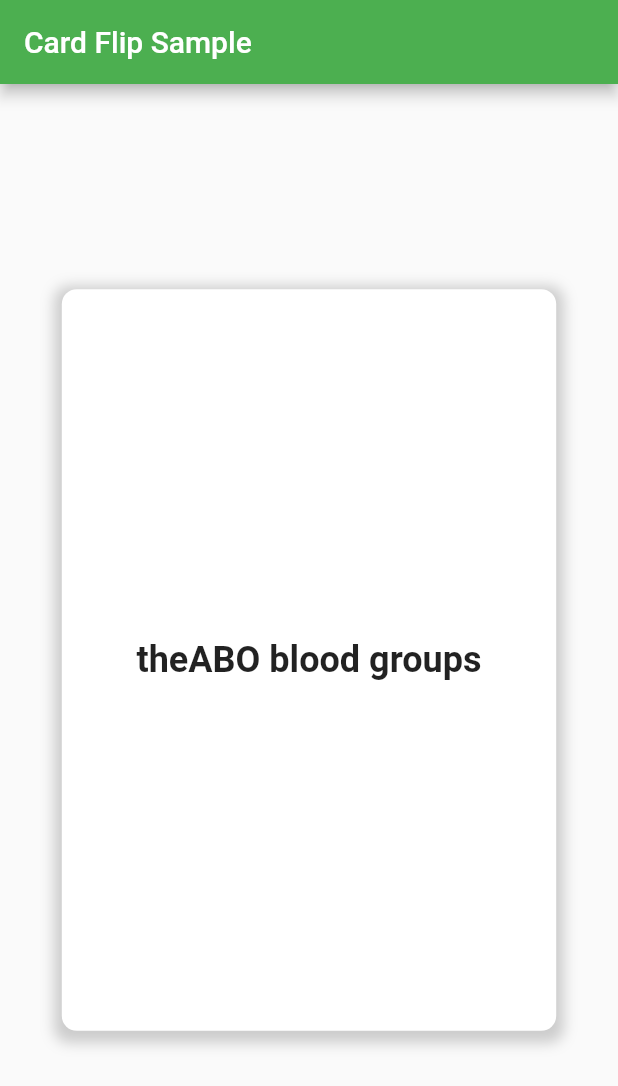
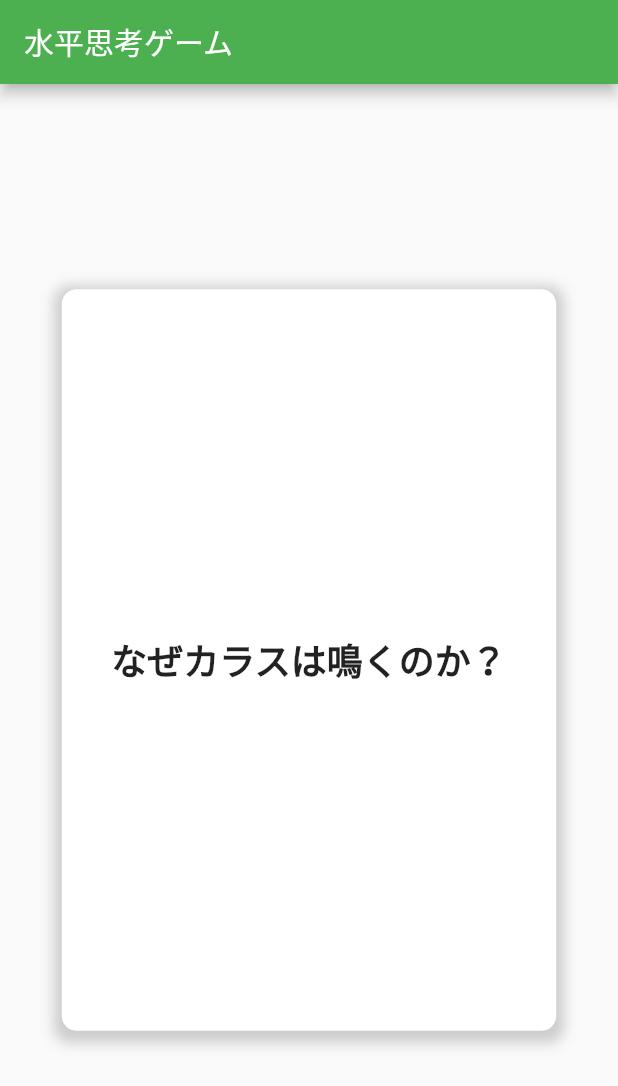
Before and after one commit to ishihaya/lateral-thinking, a Flutter app: the screen it shows after launch, on a phone screen of 412 x 824 dp. Shown: the top 1086 px of the screen. Run offline on Flutter 3.47's test engine with Material 2 defaults, Android fonts, the phone set to English and light mode, and no system bars; our stand-ins replace freezed_annotation; missing offline and left inert: grpc, protobuf.

Commit message:
add repositoryimpl (#8)

```diff
--- /dev/null
+++ b/native/lib/infrastructure/repositoryimpl/mock/puzzle.dart
@@ -0,0 +1,12 @@
+import 'package:lateral_thinking/domain/model/puzzle.dart';
+import 'package:lateral_thinking/domain/repository/puzzle.dart';
+
+class MockPuzzleRepository implements PuzzleRepository {
+  @override
+  Future<List<Puzzle>> listPuzzles() async {
+    return [
+      const Puzzle(id: 'test1', question: 'なぜカラスは鳴くのか？', answer: 'カラスは鳴くのではなく、鳴いていると聞こえるのだ'),
+      const Puzzle(id: 'test2', question: 'なぜカラスは黒いのか？', answer: 'カラスは黒いのではなく、黒く見えるのだ'),
+    ];
+  }
+}
--- a/native/lib/infrastructure/repositoryimpl/puzzle.dart
+++ b/native/lib/infrastructure/repositoryimpl/puzzle.dart
@@ -5,8 +5,8 @@ import 'package:lateral_thinking/infrastructure/repositoryimpl/proto/app/v1/puzz
 import 'package:lateral_thinking/infrastructure/repositoryimpl/proto/app/v1/service.pbgrpc.dart';
 import 'package:lateral_thinking/infrastructure/repositoryimpl/protoconv/puzzle.dart';
 
-class PuzzleImpl implements PuzzleRepository {
-  PuzzleImpl({
+class PuzzleRepositoryImpl implements PuzzleRepository {
+  PuzzleRepositoryImpl({
     required this.client,
   }): super();
   final AppServiceClient client;
--- a/native/lib/main.dart
+++ b/native/lib/main.dart
@@ -1,4 +1,6 @@
 import 'package:flutter/material.dart';
+import 'package:lateral_thinking/domain/model/puzzle.dart';
+import 'package:lateral_thinking/infrastructure/repositoryimpl/mock/puzzle.dart';
 
 void main() => runApp(MyApp());
 
@@ -6,20 +8,13 @@ class MyApp extends StatelessWidget {
   @override
   Widget build(BuildContext context) {
     return MaterialApp(
-      title: 'Card Flip Sample',
+      title: '水平思考ゲーム',
       theme: ThemeData(
         primarySwatch: Colors.green,
       ),
       home: CardFlipSample(),
     );
   }
-}
-
-class QuestionAnswer {
-  final String question;
-  final String answer;
-
-  QuestionAnswer({required this.question, required this.answer});
 }
 
 class CardFlipSample extends StatefulWidget {
@@ -31,12 +26,6 @@ class _CardFlipSampleState extends State<CardFlipSample> with SingleTickerProvid
   late AnimationController _controller;
   late Animation<double> _frontRotation;
   late Animation<double> _backRotation;
-
-  final List<QuestionAnswer> qaList = [
-    QuestionAnswer(question: 'theABO blood groups', answer: 'ABOの血液型'),
-    QuestionAnswer(question: 'theABO blood groups2', answer: 'ABOの血液型2'),
-    // 他の質問と回答のペアをここに追加
-  ];
 
   @override
   void initState() {
@@ -66,14 +55,22 @@ class _CardFlipSampleState extends State<CardFlipSample> with SingleTickerProvid
     double height = MediaQuery.of(context).size.height * 0.6;
 
     return Scaffold(
-      appBar: AppBar(title: Text('Card Flip Sample')),
-      body: Center(
-    //         widthFactor: 0.8,
-    // heightFactor: 0.6,
+      appBar: AppBar(title: Text('水平思考ゲーム')),
+      body: FutureBuilder<List<Puzzle>>(
+        future: MockPuzzleRepository().listPuzzles(),
+        builder: (context, snapshot) {
+          if (snapshot.connectionState == ConnectionState.waiting) {
+            return const Center(child: CircularProgressIndicator());
+          }
+          if (snapshot.hasError) {
+            return Text('Error: ${snapshot.error}');
+          }
+          final puzzles = snapshot.data!;
+          return Center(
         child:       PageView.builder(
-        itemCount: qaList.length,
+        itemCount: puzzles.length,
         itemBuilder: (context, index) {
-          final qa = qaList[index];
+          final puzzle = puzzles[index];
           return GestureDetector(
             onTap: _toggleCard,
             child: AnimatedBuilder(
@@ -84,14 +81,14 @@ class _CardFlipSampleState extends State<CardFlipSample> with SingleTickerProvid
                     child: Transform(
                     alignment: Alignment.center,
                     transform: Matrix4.identity()..rotateY(_frontRotation.value),
-                    child: _buildCard(qa.question, width, height),
+                    child: _buildCard(puzzle.question, width, height),
                   ),
                   );
                 } else {
                   return Center(child: Transform(
                     alignment: Alignment.center,
                     transform: Matrix4.identity()..rotateY(_backRotation.value),
-                    child: _buildCard(qa.answer, width, height),
+                    child: _buildCard(puzzle.answer, width, height),
                   ));
                 }
               },
@@ -99,8 +96,9 @@ class _CardFlipSampleState extends State<CardFlipSample> with SingleTickerProvid
           );
         },
       ),
-      )
-
+      );
+        },
+        )
     );
   }
 
```
Also changed, not shown: 1 other file.
